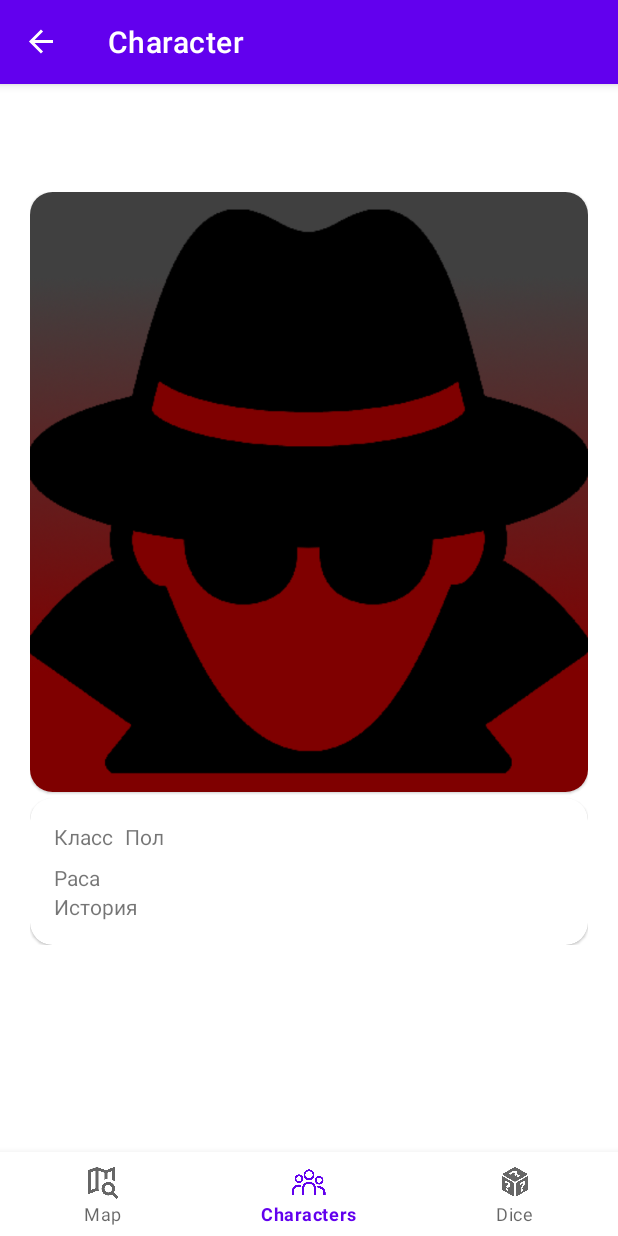
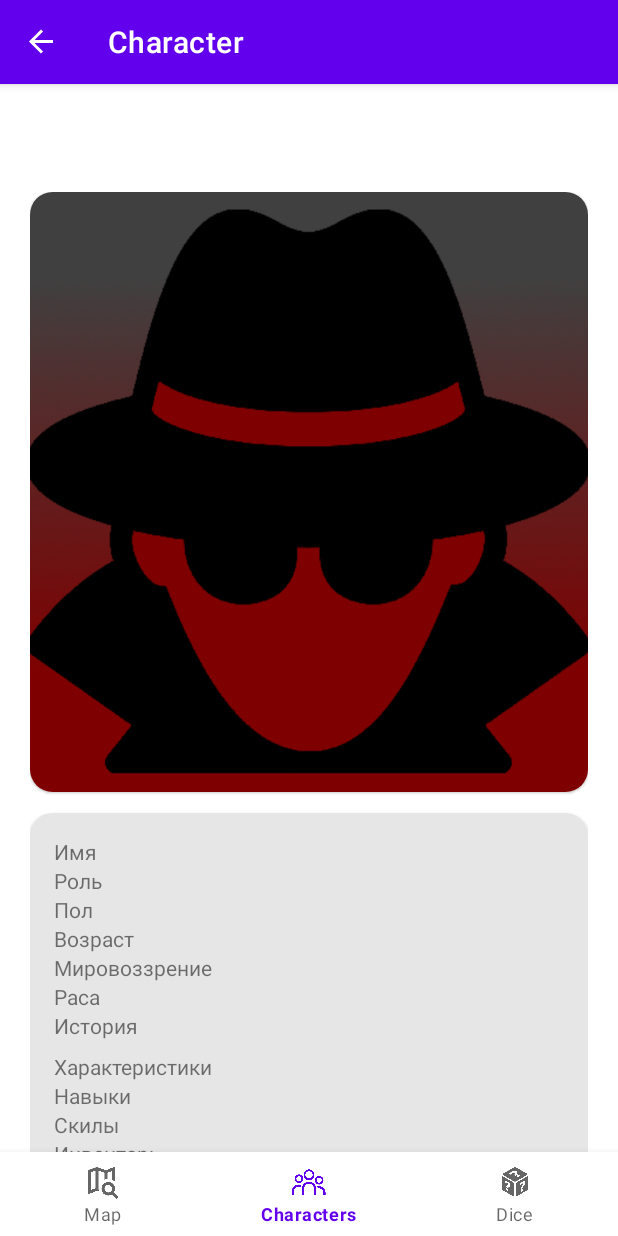
Before and after one commit to PryseOlg/Arklens, an Android app: the FullCharacterFragment screen opened through its navigation route, on a phone screen of 412 x 824 dp. Run offline under Robolectric (Android 15) with nearby library versions, the phone set to English and light mode, and no system bars; our stand-ins replace Room's generated code, navigation-ui.

Commit message:
minor fix and added some in display of character

```diff
--- a/app/src/main/java/com/example/arklens/ui/die/DieViewModel.kt
+++ b/app/src/main/java/com/example/arklens/ui/die/DieViewModel.kt
@@ -15,16 +15,17 @@ class DieViewModel : ViewModel() {
     init {
         // Инициализируем начальный список кубиков
         repeat(NUM_DICE) {
+            diceList.add(Die(3))
             diceList.add(Die(4))
             diceList.add(Die(6))
             diceList.add(Die(8))
             diceList.add(Die(10))
+            diceList.add(Die(12))
             diceList.add(Die(20))
             diceList.add(Die(100))
         }
         updateDiceValues()
     }
-
 
     fun rollDie(position: Int) {
         diceList[position].roll()
--- a/app/src/main/res/layout/full_character.xml
+++ b/app/src/main/res/layout/full_character.xml
@@ -24,7 +24,7 @@
                 android:layout_width="match_parent"
                 android:layout_height="wrap_content"
                 app:cardCornerRadius="@dimen/profile_radius"
-                app:strokeWidth="0dp">
+                android:layout_marginBottom="10dp">
 
                 <androidx.constraintlayout.widget.ConstraintLayout
                     android:layout_width="wrap_content"
@@ -49,60 +49,107 @@
                 android:layout_width="match_parent"
                 android:layout_height="wrap_content"
                 android:layout_marginTop="4dp"
-                app:cardCornerRadius="@dimen/profile_radius">
+                app:cardCornerRadius="15dp">
 
                 <androidx.constraintlayout.widget.ConstraintLayout
                     android:layout_width="match_parent"
                     android:layout_height="wrap_content"
-                    android:padding="16dp">
+                    android:padding="16dp"
+                    android:background="#e6e6e6"
+                    app:cardCornerRadius="100dp">
 
 
                     <LinearLayout
-                        android:id="@+id/birthday_block"
-                        android:layout_width="match_parent"
-                        android:layout_height="wrap_content"
-                        android:layout_marginTop="@dimen/text_block_margin"
-                        android:orientation="horizontal"
-                        app:layout_constraintEnd_toEndOf="parent"
-                        app:layout_constraintStart_toStartOf="parent"
-                        tools:ignore="MissingConstraints">
-
-                        <TextView
-                            android:id="@+id/class_name"
-                            android:layout_width="wrap_content"
-                            android:layout_height="wrap_content"
-                            android:text="Класс" />
-
-                        <TextView
-                            android:id="@+id/gender"
-                            android:layout_width="wrap_content"
-                            android:layout_height="wrap_content"
-                            android:layout_marginStart="@dimen/indentation"
-                            android:text="Пол" />
-                    </LinearLayout>
-
-                    <LinearLayout
-                        android:id="@+id/description_block"
+                        android:id="@+id/personal_block"
                         android:layout_width="match_parent"
                         android:layout_height="wrap_content"
                         android:layout_marginTop="@dimen/text_block_margin"
                         android:orientation="vertical"
                         app:layout_constraintEnd_toEndOf="parent"
                         app:layout_constraintStart_toStartOf="parent"
-                        app:layout_constraintTop_toBottomOf="@+id/birthday_block">
+                        tools:ignore="MissingConstraints">
+
+                        <TextView
+                            android:id="@+id/name"
+                            android:layout_width="wrap_content"
+                            android:layout_height="wrap_content"
+                            android:text="@string/name" />
+
+                        <TextView
+                            android:id="@+id/class_name"
+                            android:layout_width="wrap_content"
+                            android:layout_height="wrap_content"
+                            android:text="@string/class_name" />
+
+                        <TextView
+                            android:id="@+id/gender"
+                            android:layout_width="wrap_content"
+                            android:layout_height="wrap_content"
+                            android:text="@string/gender" />
+
+                        <TextView
+                            android:id="@+id/age"
+                            android:layout_width="wrap_content"
+                            android:layout_height="wrap_content"
+                            android:text="@string/age" />
+
+                        <TextView
+                            android:id="@+id/alignment"
+                            android:layout_width="wrap_content"
+                            android:layout_height="wrap_content"
+                            android:text="@string/alignment" />
 
                         <TextView
                             android:id="@+id/race"
                             android:layout_width="wrap_content"
                             android:layout_height="wrap_content"
-                            android:text="Раса" />
+                            android:text="@string/Race" />
 
                         <TextView
                             android:id="@+id/background"
                             android:layout_width="wrap_content"
                             android:layout_height="wrap_content"
-                            android:text="История" />
+                            android:text="@string/history" />
                     </LinearLayout>
+
+                    <LinearLayout
+                        android:id="@+id/characteristic"
+                        android:layout_width="match_parent"
+                        android:layout_height="wrap_content"
+                        android:layout_marginTop="@dimen/text_block_margin"
+                        android:orientation="vertical"
+                        app:layout_constraintEnd_toEndOf="parent"
+                        app:layout_constraintStart_toStartOf="parent"
+                        app:layout_constraintTop_toBottomOf="@+id/personal_block">
+
+                        <TextView
+                            android:id="@+id/characteristic_set"
+                            android:layout_width="wrap_content"
+                            android:layout_height="wrap_content"
+                            android:text="@string/characteristic" />
+
+                        <TextView
+                            android:id="@+id/stat_set"
+                            android:layout_width="wrap_content"
+                            android:layout_height="wrap_content"
+                            android:text="@string/stats" />
+
+                        <TextView
+                            android:id="@+id/skill_set"
+                            android:layout_width="wrap_content"
+                            android:layout_height="wrap_content"
+                            android:text="@string/skills" />
+
+                        <TextView
+                            android:id="@+id/inventory"
+                            android:layout_width="wrap_content"
+                            android:layout_height="wrap_content"
+                            android:text="@string/inventory" />
+
+
+                    </LinearLayout>
+
+
 
 
 
--- a/app/src/main/res/values/strings.xml
+++ b/app/src/main/res/values/strings.xml
@@ -12,4 +12,13 @@
     <string name="roll_button_text">Бросить кубик</string>
     <string name="roll">Roll</string>
     <string name="update">update</string>
+    <string name="gender">Пол</string>
+    <string name="age">Возраст</string>
+    <string name="alignment">Мировоззрение</string>
+    <string name="history">История</string>
+    <string name="Race">Раса</string>
+    <string name="characteristic">Характеристики</string>
+    <string name="stats">Навыки</string>
+    <string name="skills">Скилы</string>
+    <string name="inventory">Инвентарь</string>
 </resources>
```
Also changed, not shown: app/src/main/java/com/example/arklens/ui/full_character/FullCharacterFragment.kt (+8 -0 lines), app/src/main/res/layout/fragment_character.xml (+39 -21 lines).
